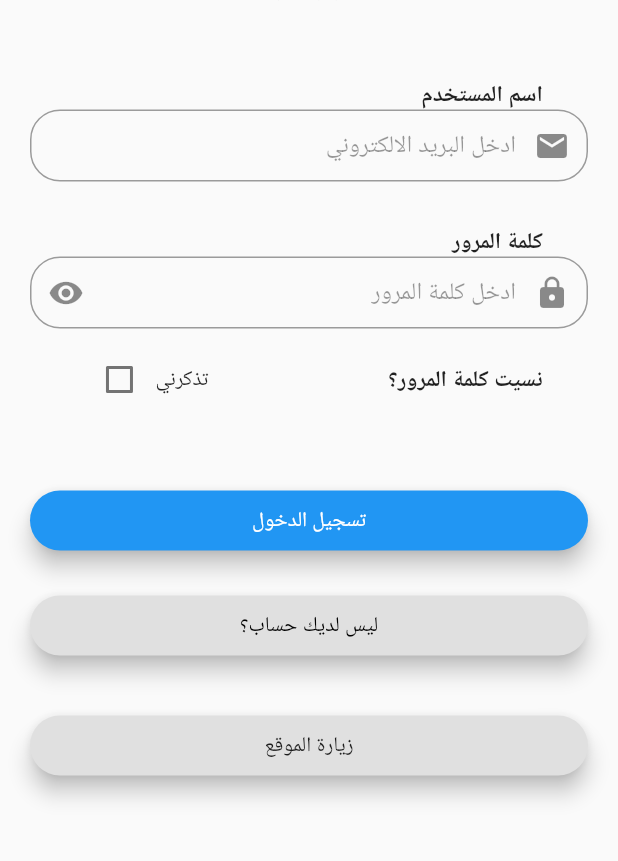
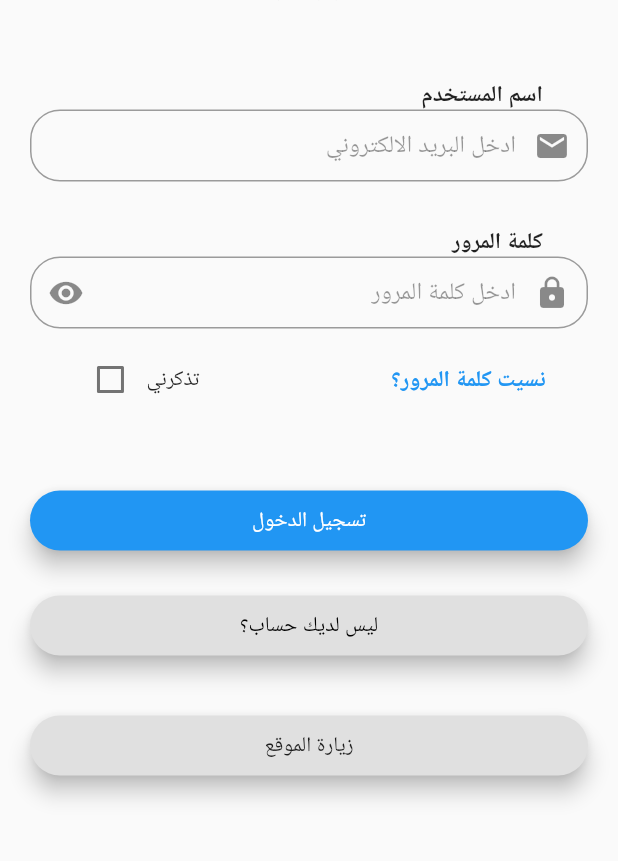
Before and after one commit to Abdalrhman-Abuwarda/auth_with_api, a Flutter app: the screen it shows after launch, on a phone screen of 412 x 824 dp, the part 165-1026 px from its top. Run offline on Flutter 3.47's test engine with Material 2 defaults, Android fonts, the phone set to English and light mode, and no system bars; our stand-ins replace flutter_svg.

Commit message:
تعديل TextButton

```diff
--- a/lib/login_screen.dart
+++ b/lib/login_screen.dart
@@ -27,10 +27,10 @@ class _LoginScreenState extends State<LoginScreen> {
                 child: Column(
                   crossAxisAlignment: CrossAxisAlignment.start,
                   children: [
-                    Center(child: SvgPicture.asset(
+                    Center(
+                        child: SvgPicture.asset(
                       'assets/icons/appIcon.svg',
-                    )
-                    ),
+                    )),
                     Center(
                       child: const Text(
                         "مرحباً بك مجدداً",
@@ -59,7 +59,8 @@ class _LoginScreenState extends State<LoginScreen> {
                           hintText: 'ادخل البريد الالكتروني',
                           hintStyle:
                               TextStyle(color: Colors.black.withOpacity(.4)),
-                          contentPadding: EdgeInsets.fromLTRB(20.0, 10.0, 20.0, 10.0),
+                          contentPadding:
+                              EdgeInsets.fromLTRB(20.0, 10.0, 20.0, 10.0),
                           //labelText: 'Email Address',
                           border: OutlineInputBorder(
                             borderRadius: BorderRadius.all(Radius.circular(20)),
@@ -98,7 +99,8 @@ class _LoginScreenState extends State<LoginScreen> {
                           hintStyle:
                               TextStyle(color: Colors.black.withOpacity(.4)),
                           //labelText: 'Email Address',
-                          contentPadding: EdgeInsets.fromLTRB(20.0, 10.0, 20.0, 10.0),
+                          contentPadding:
+                              EdgeInsets.fromLTRB(20.0, 10.0, 20.0, 10.0),
                           border: OutlineInputBorder(
                               borderRadius:
                                   BorderRadius.all(Radius.circular(20))),
@@ -123,12 +125,15 @@ class _LoginScreenState extends State<LoginScreen> {
                     Row(
                       children: [
                         SizedBox(
-                          width: 30,
+                          width: 20,
                         ),
-                        Text(
+                        TextButton(
+                          onPressed: () {},
+                          child: Text(
                             "نسيت كلمة المرور؟",
                             style: TextStyle(
                                 fontSize: 15, fontWeight: FontWeight.bold),
+                          ),
                         ),
                         SizedBox(
                           width: 120,
@@ -146,7 +151,6 @@ class _LoginScreenState extends State<LoginScreen> {
                     SizedBox(
                       height: 50,
                     ),
-
                     SizedBox(
                       height: 40,
                       width: double.infinity,
@@ -233,8 +237,6 @@ class _LoginScreenState extends State<LoginScreen> {
                       //     ),
                       //   ),
                       // )
-
-
                     )
                   ],
                 ),
```
Lines whose indentation alone changed are shown as unchanged.
